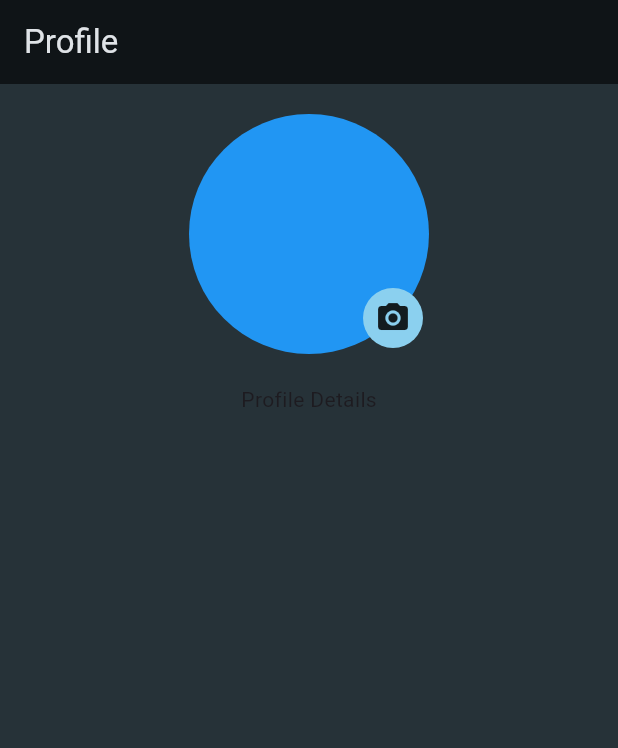
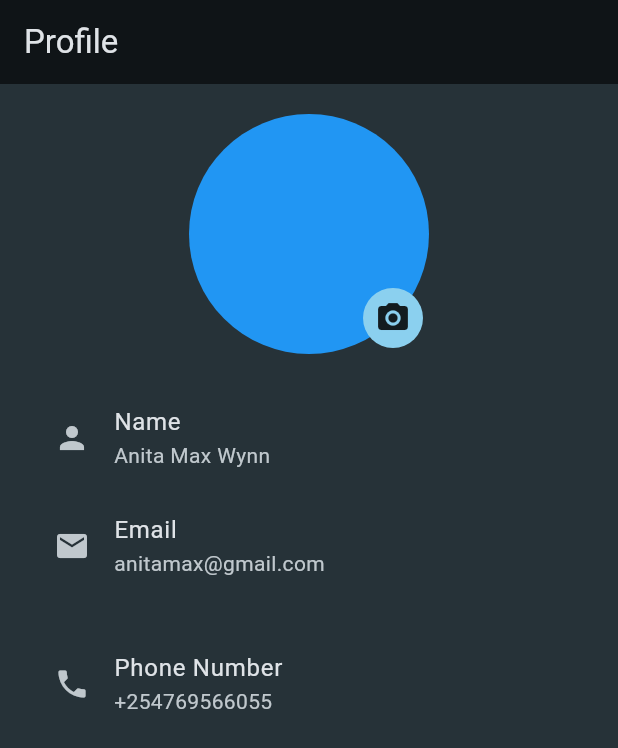
Before and after one commit to lbnmahs/whataspp-profile-photo-picker, a Flutter app: the screen it shows after launch, on a phone screen of 412 x 824 dp. Shown: the top 748 px of the screen. Run offline on Flutter 3.47's test engine with Material 3 defaults, Android fonts, the phone set to English and light mode, and no system bars; our stand-ins replace google_fonts; Roboto replaces fonts that are missing (Arvo).

Commit message:
profile description basic setup

```diff
--- a/lib/main.dart
+++ b/lib/main.dart
@@ -1,6 +1,6 @@
 import 'package:flutter/material.dart';
 import 'package:google_fonts/google_fonts.dart';
-import 'package:profile_photo/photo_page.dart';
+import 'package:profile_photo/profile_page.dart';
 
 void main() {
   runApp(const MyApp());
--- a/lib/photo_page.dart
+++ b/lib/profile_page.dart
@@ -1,4 +1,5 @@
 import 'package:flutter/material.dart';
+import 'package:profile_photo/widgets/prof_desc.dart';
 import 'package:profile_photo/widgets/prof_pic.dart';
 
 class ProfilePage extends StatefulWidget {
@@ -23,7 +24,22 @@ class _ProfilePageState extends State<ProfilePage> {
           children: [
             ProfilePicture(),
             SizedBox(height: 20),
-            Text('Profile Details')
+            ProfileDescription(
+              icon: Icon(Icons.person),
+              title: 'Name',
+              data: 'Anita Max Wynn'
+            ),
+            ProfileDescription(
+              icon: Icon(Icons.email),
+              title: 'Email',
+              data: 'anitamax@gmail.com'
+            ),
+            SizedBox(height: 20),
+            ProfileDescription(
+              icon: Icon(Icons.phone),
+              title: 'Phone Number',
+              data: '+254769566055'
+            ),
           ],
         ),
         ),
--- /dev/null
+++ b/lib/widgets/prof_desc.dart
@@ -0,0 +1,29 @@
+import 'package:flutter/material.dart';
+
+class Description {
+  const Description({
+    required this.icon,
+    required this.title,
+    required this.data
+  });
+
+  final Icon icon;
+  final String title;
+  final String data;
+}
+
+class ProfileDescription extends StatelessWidget {
+  const ProfileDescription({ super.key, required this.icon, required this.title, required this.data });
+  final Icon icon;
+  final String title;
+  final String data;
+
+  @override
+  Widget build(BuildContext context) {
+    return ListTile(
+      leading: icon,
+      title: Text(title),
+      subtitle: Text(data),
+    );
+  }
+}
```
